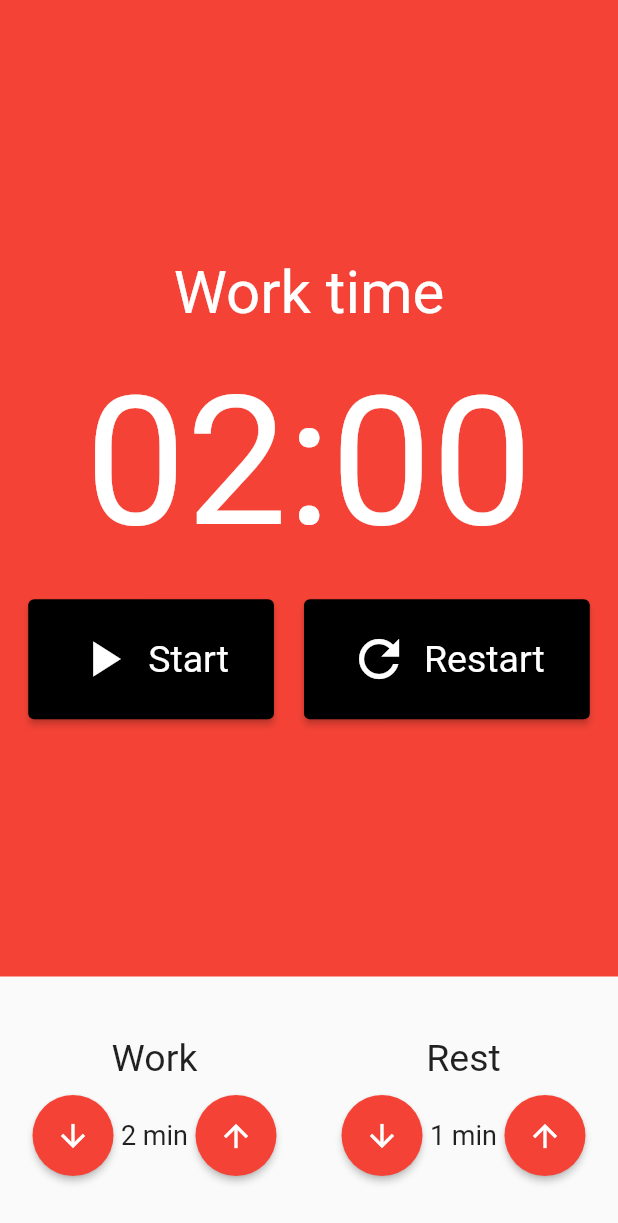
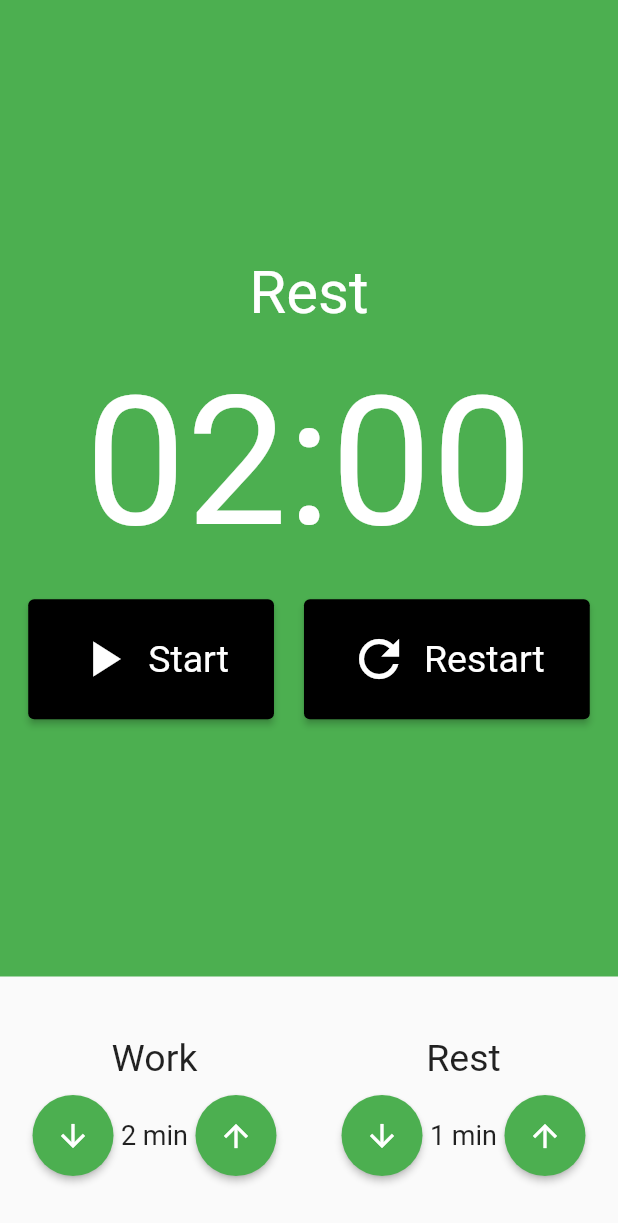
Before and after one commit to fsmaiorano/flutter_pomodoro, a Flutter app: the screen it shows after launch, on a phone screen of 412 x 824 dp. Shown: the top 1223 px of the screen. Run offline on Flutter 3.47's test engine with Material 2 defaults, Android fonts, the phone set to English and light mode, and no system bars; our stand-ins replace flutter_mobx, mobx; generated files the repository leaves out were written again.

Commit message:
adjust layout

```diff
--- a/lib/components/input_time.component.dart
+++ b/lib/components/input_time.component.dart
@@ -1,4 +1,7 @@
 import 'package:flutter/material.dart';
+import 'package:provider/provider.dart';
+
+import '../store/pomodoro.store.dart';
 
 class InputTime extends StatelessWidget {
   final String title;
@@ -17,6 +20,8 @@ class InputTime extends StatelessWidget {
 
   @override
   Widget build(BuildContext context) {
+    final store = Provider.of<PomodoroStore>(context);
+
     return Column(
       crossAxisAlignment: CrossAxisAlignment.center,
       children: [
@@ -30,7 +35,7 @@ class InputTime extends StatelessWidget {
               style: ElevatedButton.styleFrom(
                 shape: const CircleBorder(),
                 padding: const EdgeInsets.all(15),
-                primary: Colors.red,
+                primary: store.isWork() ? Colors.red : Colors.green,
               ),
               child: const Icon(Icons.arrow_downward, color: Colors.white),
             ),
@@ -40,7 +45,7 @@ class InputTime extends StatelessWidget {
               style: ElevatedButton.styleFrom(
                 shape: const CircleBorder(),
                 padding: const EdgeInsets.all(15),
-                primary: Colors.red,
+                primary: store.isWork() ? Colors.red : Colors.green,
               ),
               child: const Icon(Icons.arrow_upward, color: Colors.white),
             ),
--- a/lib/components/stop_watch.component.dart
+++ b/lib/components/stop_watch.component.dart
@@ -13,14 +13,14 @@ class StopWatch extends StatelessWidget {
     final store = Provider.of<PomodoroStore>(context);
 
     return Container(
-      color: Colors.red,
+      color: store.isWork() ? Colors.red : Colors.green,
       child: Column(
         mainAxisAlignment: MainAxisAlignment.center,
         crossAxisAlignment: CrossAxisAlignment.center,
         children: [
-          const Text(
-            'Work time',
-            style: TextStyle(
+          Text(
+            store.isWork() ? 'Work' : 'Rest',
+            style: const TextStyle(
               fontSize: 40,
               color: Colors.white,
             ),
--- a/lib/components/stop_watch_button.dart
+++ b/lib/components/stop_watch_button.dart
@@ -1,4 +1,7 @@
 import 'package:flutter/material.dart';
+import 'package:provider/provider.dart';
+
+import '../store/pomodoro.store.dart';
 
 class StopWatchButton extends StatelessWidget {
   final String text;
@@ -14,6 +17,8 @@ class StopWatchButton extends StatelessWidget {
 
   @override
   Widget build(BuildContext context) {
+    final store = Provider.of<PomodoroStore>(context);
+
     return ElevatedButton(
       style: ElevatedButton.styleFrom(
         primary: Colors.black,
--- a/lib/store/pomodoro.store.dart
+++ b/lib/store/pomodoro.store.dart
@@ -4,6 +4,8 @@ part 'pomodoro.store.g.dart';
 
 // ignore: library_private_types_in_public_api
 class PomodoroStore = _PomodoroStore with _$PomodoroStore;
+
+enum TypeBreak { work, rest }
 
 abstract class _PomodoroStore with Store {
   @observable
@@ -20,6 +22,9 @@ abstract class _PomodoroStore with Store {
 
   @observable
   int timeRest = 1;
+
+  @observable
+  TypeBreak typeBreak = TypeBreak.rest;
 
   @action
   void run() {
@@ -55,4 +60,14 @@ abstract class _PomodoroStore with Store {
   void decrementTimeRest() {
     timeRest--;
   }
+
+  @action
+  bool isWork() {
+    return typeBreak == TypeBreak.work;
+  }
+
+  @action
+  bool isRest() {
+    return typeBreak == TypeBreak.rest;
+  }
 }
```
Also changed, not shown: lib/store/pomodoro.store.g.dart.
